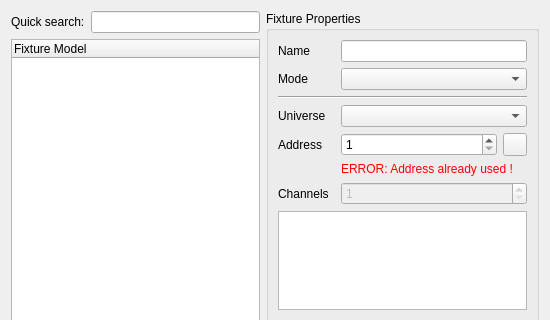
mcallegari/qlcplus, file ui/src/addfixture.ui: the form before one commit; both pictures show x 0 to 550 and y 0 to 320 of the 550 by 460 pixel window.
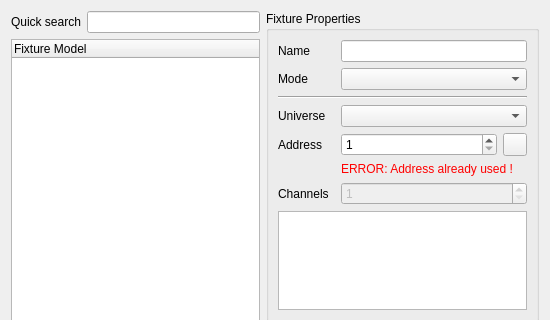
The form after the commit. Icons and pictures are not drawn.

The edit to the form file:
```diff
--- a/ui/src/addfixture.ui
+++ b/ui/src/addfixture.ui
@@ -262,7 +262,7 @@
    <item row="0" column="0">
     <widget class="QLabel" name="label">
      <property name="text">
-      <string>Quick search:</string>
+      <string>Quick search</string>
      </property>
     </widget>
    </item>
```
Left out of the diff: 11 changed lines with no effect on the pictures.
